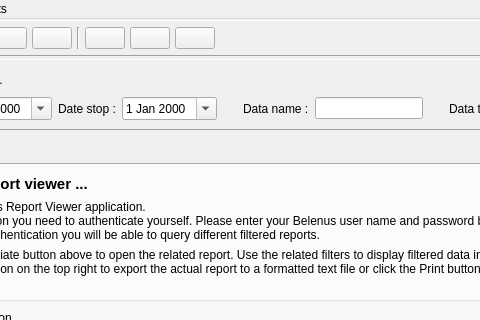
Above: viewer/wndmain.ui from tbikfalvi/Belenus before the change; both pictures show x 119 to 599 and y 0 to 320 of the 937 by 536 pixel window. Below: the same form after it.
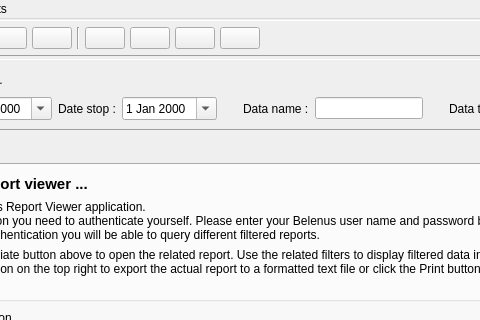
That is the form after the change.

The edit to the form file:
```diff
--- a/viewer/wndmain.ui
+++ b/viewer/wndmain.ui
@@ -192,6 +192,25 @@
          </property>
         </widget>
        </item>
+       <item>
+        <widget class="QPushButton" name="pbPatientcardSells">
+         <property name="toolTip">
+          <string>History of patientcard cassa actions</string>
+         </property>
+         <property name="text">
+          <string/>
+         </property>
+         <property name="iconSize">
+          <size>
+           <width>30</width>
+           <height>30</height>
+          </size>
+         </property>
+         <property name="checkable">
+          <bool>true</bool>
+         </property>
+        </widget>
+       </item>
        <item>
         <spacer name="horizontalSpacer">
          <property name="orientation">
```
Left out of the diff: 14 changed lines with no effect on the pictures.
